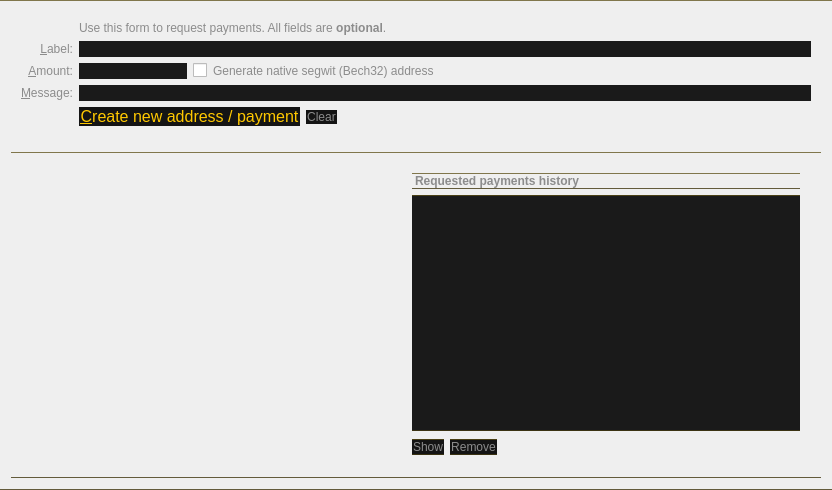
Qt form fennec/qt/forms/receivecoinsdialog.ui (FennecBlockchain/Fennec) before a commit.
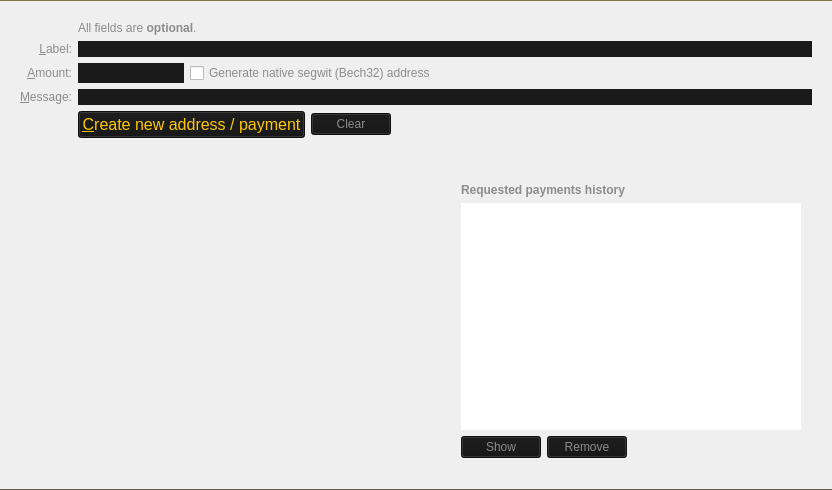
The same form after that commit. Icons and pictures are not drawn. Custom widgets are drawn as their Qt base class.

Commit message: send & receive tabs

The edit to the form file:
```diff
--- a/fennec/qt/forms/receivecoinsdialog.ui
+++ b/fennec/qt/forms/receivecoinsdialog.ui
@@ -14,7 +14,12 @@
    <bool>false</bool>
   </property>
   <property name="styleSheet">
-   <string notr="true">border-bottom: 1.4px solid #414141; border-top: 1.4px solid #0A0A0A; border-bottom-color: qlineargradient(x1:0, y1:0, x2:0, y2:0.8, stop: 0 rgba(255,212,39,0.5), stop: 1 rgba(10,10,10,1.0)); border-top-color: qlineargradient(x1:0, y1:1, x2:0, y2:0, stop: 0 rgba(255,212,39,0.5), stop: 1 rgba(10,10,10,1.0));</string>
+   <string notr="true">QLineEdit { border:0; }
+QFrame { border:0; }
+QLabel {border-bottom: 1.4px solid #414141; border-top: 1.4px solid #0A0A0A; border-bottom-color: qlineargradient(x1:0, y1:0, x2:0, y2:0.8, stop: 0 rgba(255,212,39,0.5), stop: 1 rgba(10,10,10,1.0)); border-top-color: qlineargradient(x1:0, y1:1, x2:0, y2:0, stop: 0 rgba(255,212,39,0.5), stop: 1 rgba(10,10,10,1.0)); }
+
+
+</string>
   </property>
   <property name="pixmap">
    <pixmap resource="../bitcoin.qrc">:/icons/sendcoin_background</pixmap>
@@ -35,8 +40,7 @@
       </sizepolicy>
      </property>
      <property name="styleSheet">
-      <string notr="true"> border-bottom: 0px solid; border-top: 0px solid; 
-</string>
+      <string notr="true">QFrame { border:0; }</string>
      </property>
      <property name="frameShape">
       <enum>QFrame::StyledPanel</enum>
@@ -102,7 +106,7 @@
            <string notr="true">color: rgb(140, 140, 140);</string>
           </property>
           <property name="text">
-           <string>Use this form to request payments. All fields are &lt;b&gt;optional&lt;/b&gt;.</string>
+           <string>&lt;html&gt;&lt;head/&gt;&lt;body&gt;&lt;p&gt;All fields are &lt;span style=&quot; font-weight:600;&quot;&gt;optional&lt;/span&gt;.&lt;/p&gt;&lt;/body&gt;&lt;/html&gt;</string>
           </property>
          </widget>
         </item>
@@ -332,7 +336,7 @@
      </property>
      <layout class="QVBoxLayout" name="verticalLayout_2">
       <property name="leftMargin">
-       <number>400</number>
+       <number>450</number>
       </property>
       <property name="topMargin">
        <number>20</number>
@@ -352,7 +356,9 @@
          </font>
         </property>
         <property name="styleSheet">
-         <string notr="true">color: rgb(140, 140, 140);</string>
+         <string notr="true">color: rgb(140, 140, 140);
+border:0;
+</string>
         </property>
         <property name="text">
          <string>Requested payments history</string>
@@ -366,7 +372,9 @@
         </property>
         <property name="styleSheet">
          <string notr="true">color: rgb(170, 170, 170);
-background-color: rgb(26, 26, 26);</string>
+background-image: url(:/icons/mrgrey);
+border:0;
+gridline-color: #252525;</string>
         </property>
         <property name="tabKeyNavigation">
          <bool>false</bool>
@@ -386,6 +394,9 @@
           <property name="toolTip">
            <string>Show the selected request (does the same as double clicking an entry)</string>
           </property>
+          <property name="autoFillBackground">
+           <bool>false</bool>
+          </property>
           <property name="styleSheet">
            <string notr="true">color: rgb(140, 140, 140);
 background-color: rgb(20, 20, 20);</string>
@@ -400,6 +411,9 @@
           <property name="autoDefault">
            <bool>false</bool>
           </property>
+          <property name="flat">
+           <bool>false</bool>
+          </property>
          </widget>
         </item>
         <item>
```
Left out of the diff: 11 changed lines with no effect on the pictures. The commit also changes 4 other files.
